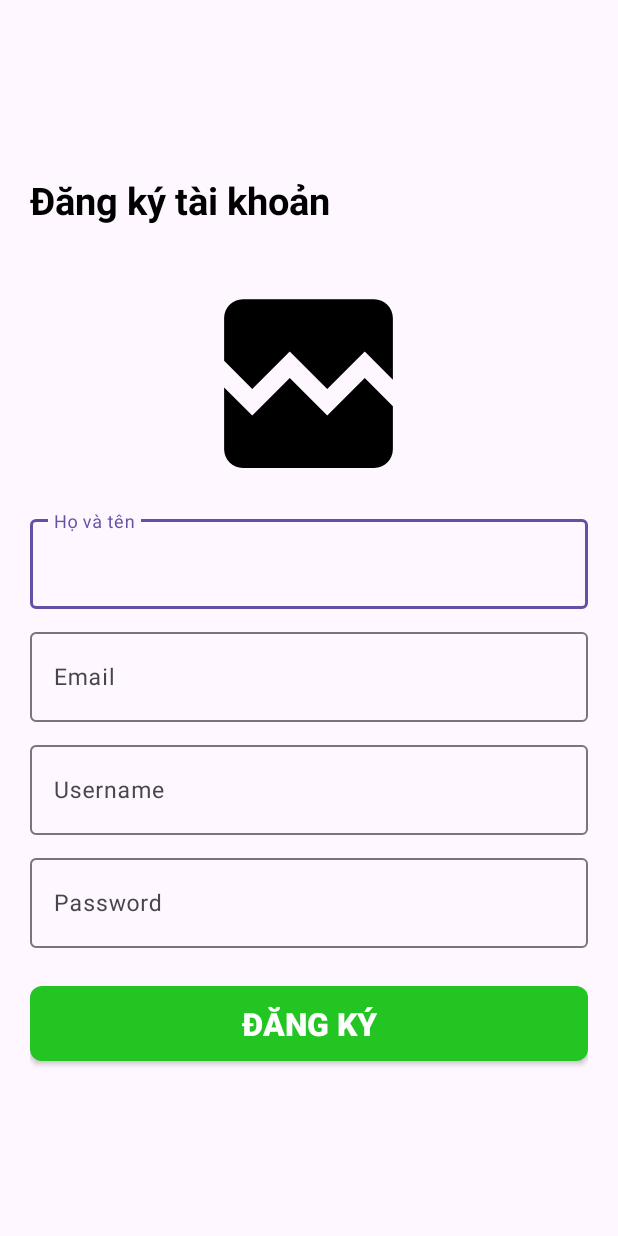
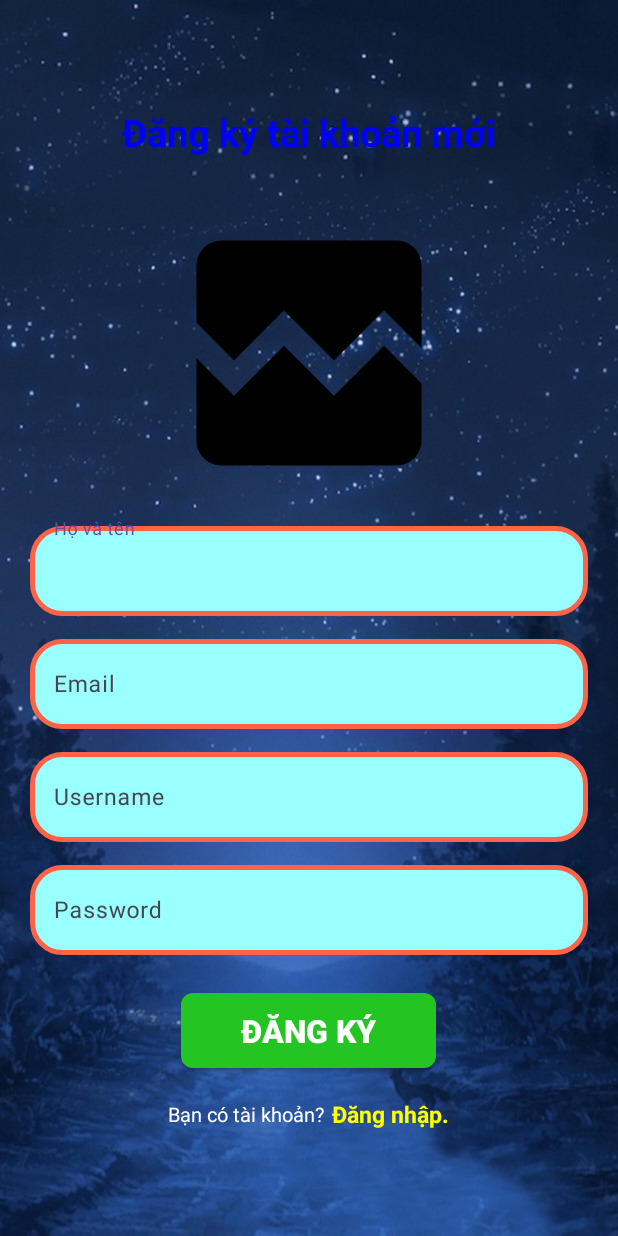
Before and after one commit to anhtaplaptrinh/Assgment1_ph43396_Rest_API, an Android app: the Register screen opened directly, with no data from a screen before it, on a phone screen of 412 x 824 dp. Run offline under Robolectric (Android 15) with nearby library versions, the phone set to English and light mode, and no system bars; our stand-ins replace Firebase (no records; nobody signed in at launch, a user with empty details on screens opened directly); pictures from the network do not load.

Commit message:
update asm2

```diff
--- a/app/src/main/java/com/example/assgment_ph43396_rest_api_and/APIServer.java
+++ b/app/src/main/java/com/example/assgment_ph43396_rest_api_and/APIServer.java
@@ -18,7 +18,7 @@ import retrofit2.http.Path;
 import retrofit2.http.Query;
 
 public interface APIServer {
-    String DOMAIN = "http://192.168.1.11:3000";
+    String DOMAIN = "http://10.24.39.225:3000";
     @GET("/api/list")
     Call<List<SanphamModel>> getSanphams();
     @Multipart
--- a/app/src/main/java/com/example/assgment_ph43396_rest_api_and/Register.java
+++ b/app/src/main/java/com/example/assgment_ph43396_rest_api_and/Register.java
@@ -75,6 +75,13 @@ public class Register extends AppCompatActivity {
             @Override
             public void onClick(View v) {
                 chooseImage();
+            }
+        });
+        findViewById(R.id.btndangnhap).setOnClickListener(new View.OnClickListener() {
+            @Override
+            public void onClick(View view) {
+                Intent intent = new Intent(Register.this, login.class);
+                startActivity((intent));
             }
         });
 
--- a/app/src/main/res/layout/activity_register.xml
+++ b/app/src/main/res/layout/activity_register.xml
@@ -5,14 +5,16 @@
     android:layout_height="match_parent"
     android:orientation="vertical"
     android:padding="20dp"
+    android:background="@drawable/backgroud"
     android:gravity="center_vertical"
-    tools:context=".DangKy">
+    tools:context=".Register">
 
     <TextView
         android:layout_width="wrap_content"
         android:layout_height="wrap_content"
-        android:text="Đăng ký tài khoản"
-        android:textColor="@color/black"
+        android:text="Đăng ký tài khoản mới"
+        android:textColor="@color/blue"
+        android:layout_gravity="center"
         android:textSize="25dp"
         android:textStyle="bold"
         android:layout_marginBottom="20dp"
@@ -21,8 +23,8 @@
     <ImageView
         android:layout_marginBottom="10dp"
         android:id="@+id/imageAvatar"
-        android:layout_width="150dp"
-        android:layout_height="150dp"
+        android:layout_width="200dp"
+        android:layout_height="200dp"
         android:layout_gravity="center_horizontal"
         android:layout_marginTop="10dp"
         android:scaleType="fitXY"
@@ -34,6 +36,7 @@
         <com.google.android.material.textfield.TextInputEditText
             android:id="@+id/edten"
             android:layout_marginTop="10dp"
+            android:background="@drawable/khung"
             android:layout_width="match_parent"
             android:layout_height="60dp"
             android:hint="Họ và tên"
@@ -48,6 +51,7 @@
             android:id="@+id/edemail"
             android:layout_width="match_parent"
             android:layout_height="60dp"
+            android:background="@drawable/khung"
             android:hint="Email"
             android:textColor="@color/black"
             android:textSize="15dp"/>
@@ -62,6 +66,7 @@
             android:layout_marginTop="10dp"
             android:layout_width="match_parent"
             android:layout_height="60dp"
+            android:background="@drawable/khung"
             android:hint="Username"
             android:textSize="15dp"/>
     </com.google.android.material.textfield.TextInputLayout>
@@ -74,6 +79,7 @@
             android:id="@+id/edpassword"
             android:layout_marginTop="10dp"
             android:layout_width="match_parent"
+            android:background="@drawable/khung"
             android:layout_height="60dp"
             android:hint="Password"
             android:textSize="15dp"/>
@@ -81,7 +87,8 @@
 
     <androidx.appcompat.widget.AppCompatButton
         android:id="@+id/btndangnhapdk"
-        android:layout_width="match_parent"
+        android:layout_width="170dp"
+        android:layout_gravity="center"
         android:layout_height="50dp"
         android:background="@drawable/dangnhap"
         android:text="ĐĂNG KÝ"
@@ -90,5 +97,27 @@
         android:textSize="21dp"
         android:layout_marginTop="25dp"
         />
+    <LinearLayout
+        android:layout_width="match_parent"
+        android:layout_height="wrap_content"
+        android:layout_marginTop="20dp"
+        android:gravity="center">
+        <TextView
+            android:layout_width="wrap_content"
+            android:layout_height="wrap_content"
+            android:text="Bạn có tài khoản?"
+            android:textColor="@color/white"
+            android:textSize="13dp"/>
+
+        <TextView
+            android:id="@+id/btndangnhap"
+            android:layout_width="wrap_content"
+            android:layout_height="wrap_content"
+            android:layout_marginLeft="5dp"
+            android:textColor="@color/yellow"
+            android:text="Đăng nhập."
+            android:textSize="15dp"
+            android:textStyle="bold"/>
+    </LinearLayout>
 
 </LinearLayout>
--- a/app/src/main/res/layout/dialog_save_upsate.xml
+++ b/app/src/main/res/layout/dialog_save_upsate.xml
@@ -33,6 +33,7 @@
             android:id="@+id/edtten"
             android:layout_width="match_parent"
             android:layout_height="60dp"
+            android:background="@drawable/khung"
             android:hint="Tên"
             android:textColor="@color/black"
             android:textSize="15dp"/>
@@ -46,6 +47,7 @@
             android:id="@+id/edtgia"
             android:layout_width="match_parent"
             android:layout_height="60dp"
+            android:background="@drawable/khung"
             android:hint="Giá"
             android:textColor="@color/black"
             android:textSize="15dp"/>
@@ -59,7 +61,8 @@
             android:id="@+id/edtsoluong"
             android:layout_width="match_parent"
             android:layout_height="60dp"
-            android:hint="Số lụong"
+            android:hint="Số lương"
+            android:background="@drawable/khung"
             android:textColor="@color/black"
             android:textSize="15dp"/>
     </com.google.android.material.textfield.TextInputLayout>
```
Also changed, not shown: app/src/main/res/layout/activity_login.xml (+12 -8 lines).
